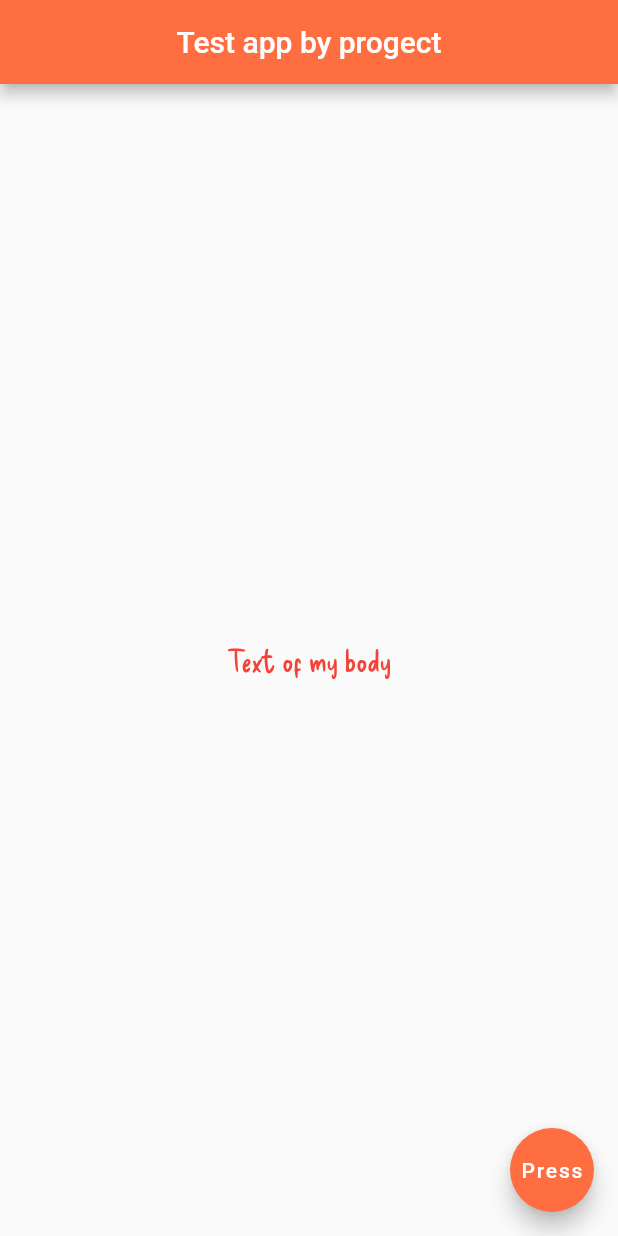
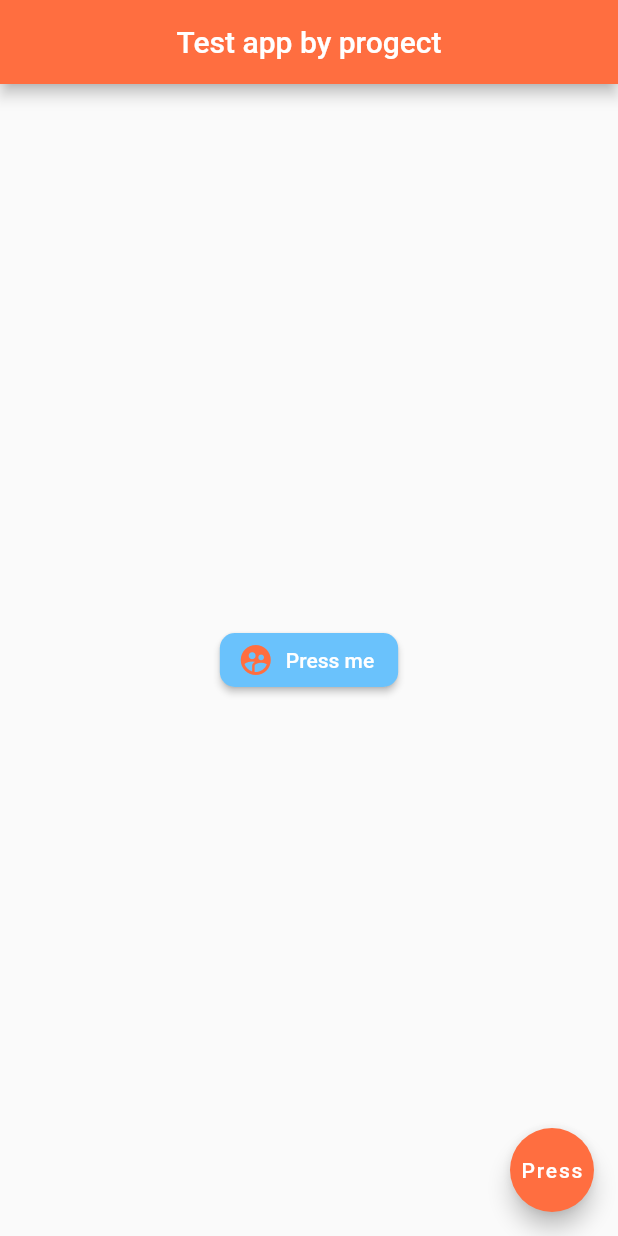
Before and after one commit to WenDeHor/flutter_startium, a Flutter app: the screen it shows after launch, on a phone screen of 412 x 824 dp. Run offline on Flutter 3.47's test engine with Material 2 defaults, Android fonts, the light colour scheme and no system bars.

Commit message:
2.Button stiles: icon, text, color, form

```diff
--- a/lib/main.dart
+++ b/lib/main.dart
@@ -1,3 +1,4 @@
+import 'package:flutter/cupertino.dart';
 import 'package:flutter/material.dart';
 
 void main() {
@@ -11,26 +12,35 @@ class MyApp extends StatelessWidget {
       theme: ThemeData(primaryColor: Colors.deepOrangeAccent), //Not working
       home: Scaffold(
         appBar: AppBar(
-              title: Text('Test app by progect'),
+          title: const Text('Test app by progect'),
           backgroundColor: Colors.deepOrangeAccent,
           centerTitle: true,
         ),
         body: Center(
-              child: Text(
-                'Text of my body',
-                style: TextStyle(
-                    fontSize: 20,
-                    color: Colors.red,
-                    fontFamily: 'DeliciousHandrawn'
+          child: ElevatedButton.icon(
+            onPressed: () {},
+            icon: const Icon(
+              Icons.supervised_user_circle_rounded,
+              color: Colors.deepOrangeAccent,
             ),
+            style: ButtonStyle(
+                backgroundColor: MaterialStateProperty.all(const Color.fromRGBO(106, 194, 252, 50.0)),
+                shape: MaterialStateProperty.all(RoundedRectangleBorder( borderRadius: BorderRadius.circular(10) ))
             ),
+            label: const Text('Press me'),
+          ),
+//          child: Icon(
+//            Icons.supervised_user_circle_rounded,
+//            size: 45,
+//            color: Colors.deepOrangeAccent,
+//          ),
         ),
         floatingActionButton: FloatingActionButton(
-              child: Text('Press'),
           backgroundColor: Colors.deepOrangeAccent,
-              onPressed: (){
+          onPressed: () {
             print('press');
           },
+          child: const Text('Press'),
         ),
       ),
     );
```
Lines whose indentation alone changed are shown as unchanged.
